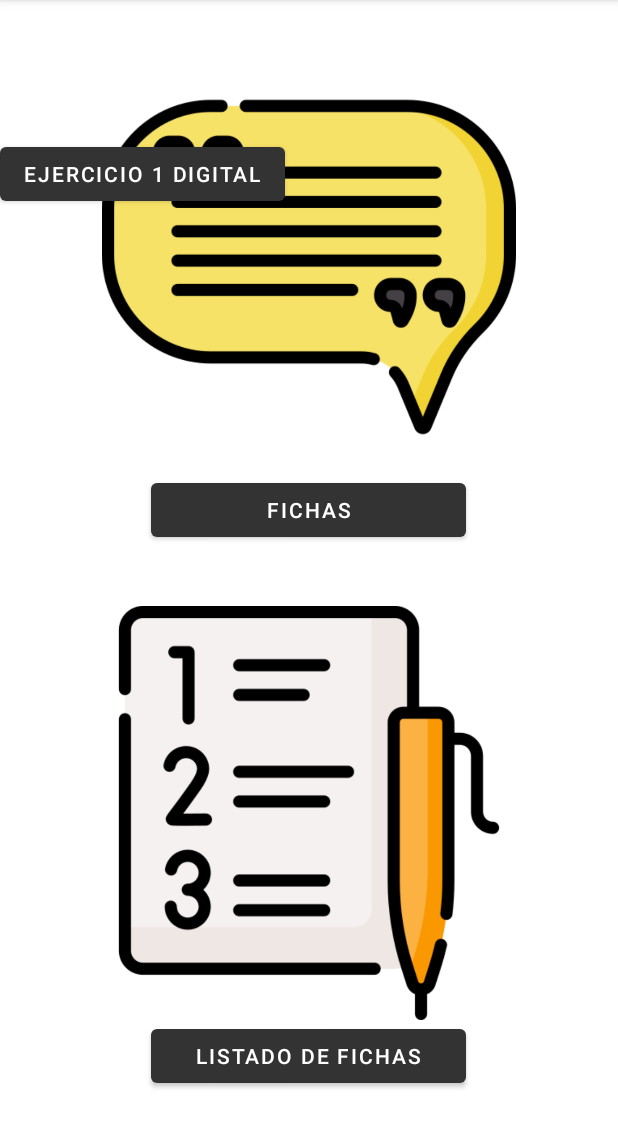
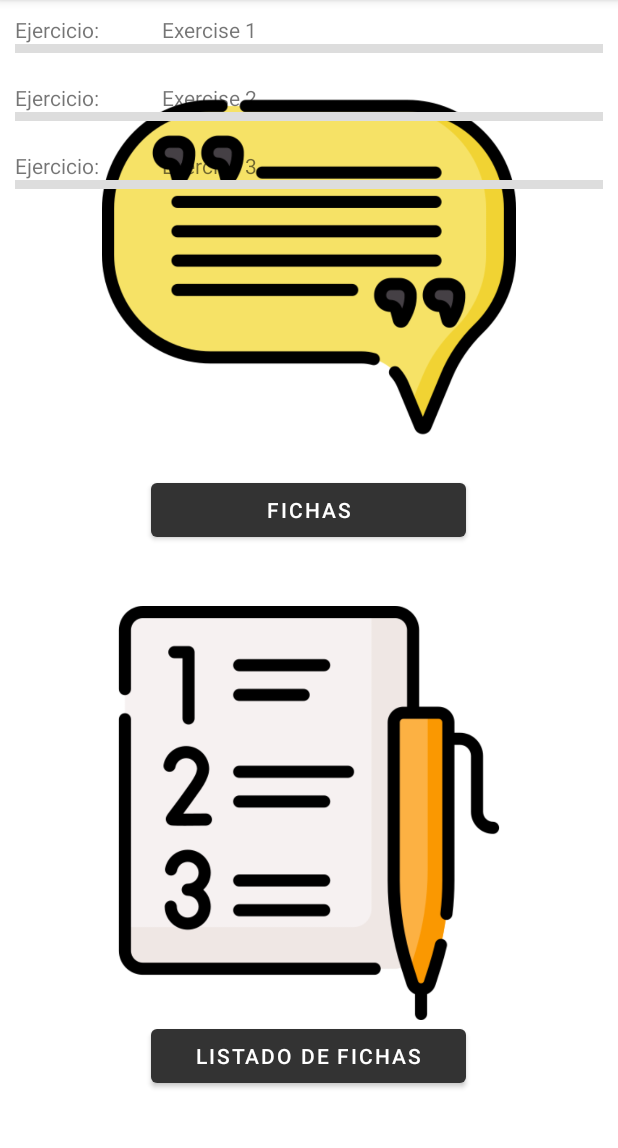
Before and after one commit to genaro56/ReferenciApp, an Android app: the fragment DigitalTabFragment placed in its activity, on a phone screen of 412 x 824 dp, the part 84-1232 px from its top. Run offline under Robolectric (Android 15) with nearby library versions, the phone set to English and light mode, and no system bars; our stand-ins replace data binding.

Commit message:
Add the basic RecyclerView to the Digital Tab

```diff
--- a/app/src/main/java/com/example/referenciapp/tabs/digitalTab/DigitalTabFragment.kt
+++ b/app/src/main/java/com/example/referenciapp/tabs/digitalTab/DigitalTabFragment.kt
@@ -7,10 +7,15 @@ import android.view.View
 import android.view.ViewGroup
 import androidx.databinding.DataBindingUtil
 import androidx.navigation.Navigation
+import androidx.recyclerview.widget.LinearLayoutManager
+import androidx.recyclerview.widget.RecyclerView
 import com.example.referenciapp.R
 import com.example.referenciapp.databinding.FragmentDigitalTabBinding
+import com.example.referenciapp.recycler.ListSelectionRecyclerViewAdapter
 
 class DigitalTabFragment : Fragment() {
+
+    lateinit var exerciseRecycler: RecyclerView
     override fun onCreateView(
         inflater: LayoutInflater, container: ViewGroup?,
         savedInstanceState: Bundle?
@@ -26,12 +31,19 @@ class DigitalTabFragment : Fragment() {
         // Navigation to Exercise Fragment
         // This is only for testing/MVP purposes. Eventually we'll add
         // more exercise entries
-        binding.exerciseButton.setOnClickListener(
-            Navigation.
-                createNavigateOnClickListener(
-                    R.id.action_referenceMenuFragment_to_exerciseFragment
-                )
-        )
+//        binding.exerciseButton.setOnClickListener(
+//            Navigation.
+//                createNavigateOnClickListener(
+//                    R.id.action_referenceMenuFragment_to_exerciseFragment
+//                )
+//        )
+
+
+        exerciseRecycler = binding.digitalTabRecycler
+        exerciseRecycler.apply {
+            layoutManager = LinearLayoutManager(context)
+            adapter = ListSelectionRecyclerViewAdapter()
+        }
 
         return binding.root
     }
--- a/app/src/main/res/layout/fragment_digital_tab.xml
+++ b/app/src/main/res/layout/fragment_digital_tab.xml
@@ -7,12 +7,10 @@
         android:layout_width="match_parent"
         android:layout_height="match_parent">
 
-        <Button
-            android:id="@+id/exerciseButton"
-            android:layout_width="wrap_content"
-            android:layout_height="wrap_content"
-            android:layout_marginTop="92dp"
-            android:text="Ejercicio 1 Digital"/>
+        <androidx.recyclerview.widget.RecyclerView
+            android:id="@+id/digitalTabRecycler"
+            android:layout_width="match_parent"
+            android:layout_height="match_parent"/>
 
     </LinearLayout>
 </layout>
```
